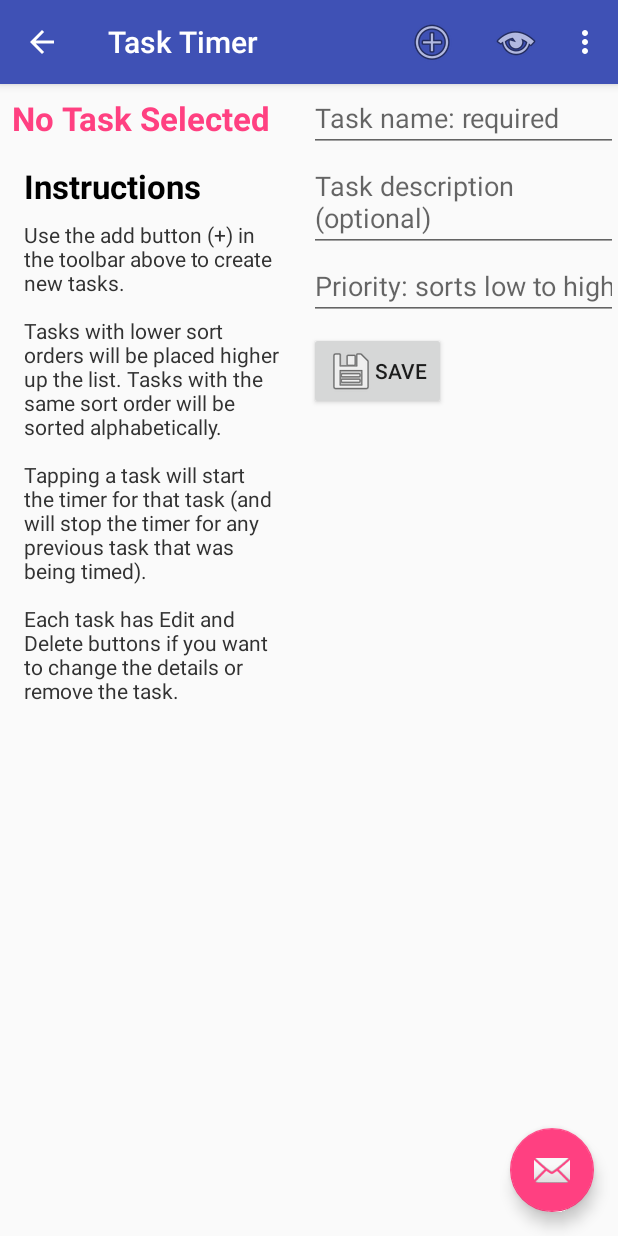
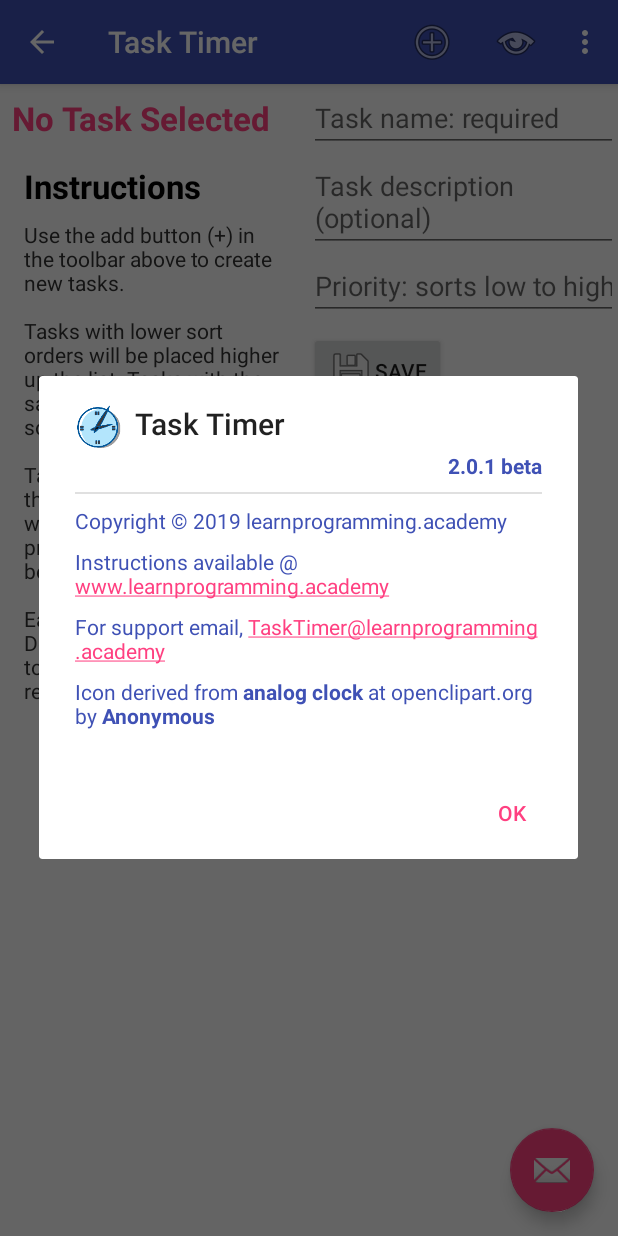
Before and after one commit to Breldan-Muturi/TaskTimer, an Android app: the screen it shows after launch (MainActivity), in the options menu, after a tap on "About TaskTimer", on a phone screen of 412 x 824 dp. Run offline under Robolectric (Android 15) with nearby library versions, the phone set to English and light mode, and no system bars; 2 statements that could not run were skipped.

```diff
--- a/app/build.gradle
+++ b/app/build.gradle
@@ -15,8 +15,8 @@ android {
         applicationId "turi.Kotlin.tasktimer"
         minSdkVersion 17
         targetSdkVersion 29
-        versionCode 1
-        versionName "1.0"
+        versionCode 2
+        versionName "2.0.1 beta"
         testInstrumentationRunner "androidx.test.runner.AndroidJUnitRunner"
     }
     buildTypes {
--- a/app/src/main/java/turi/Kotlin/tasktimer/MainActivity.kt
+++ b/app/src/main/java/turi/Kotlin/tasktimer/MainActivity.kt
@@ -1,12 +1,19 @@
 package turi.Kotlin.tasktimer
 
+import android.annotation.SuppressLint
+import android.content.ActivityNotFoundException
+import android.content.Intent
 import android.content.res.Configuration
+import android.net.Uri
 import android.os.Bundle
 import android.util.Log
 import androidx.appcompat.app.AppCompatActivity
 import android.view.Menu
 import android.view.MenuItem
 import android.view.View
+import android.widget.TextView
+import android.widget.Toast
+import androidx.appcompat.app.AlertDialog
 import androidx.fragment.app.Fragment
 import kotlinx.android.synthetic.main.activity_main.*
 import kotlinx.android.synthetic.main.content_main.*
@@ -20,6 +27,8 @@ class MainActivity : AppCompatActivity(),
     AppDialog.DialogEvents {
     //  Whether the activity is in two pane mode i.e in landscape orientatoin or on a tablet
     private var mTwoPane = false
+    //module scope because we'll need to dismiss it in onStop (e.g when orientation changes) to avoid memory leaks
+    private var aboutDialog: AlertDialog? = null
 
     override fun onCreate(savedInstanceState: Bundle?) {
         Log.d(TAG, "onCreate: starts")
@@ -79,6 +88,7 @@ class MainActivity : AppCompatActivity(),
         when (item.itemId) {
             R.id.menumain_addTask -> taskEditRequest(null)
 //            R.id.menumain_settings -> true
+            R.id.menumain_showAbout -> showAboutDialog()
             android.R.id.home -> {
                 Log.d(TAG, "onOptionsItemSelected: home button pressed")
                 val fragment = findFragmentById(R.id.task_details_container)
@@ -95,6 +105,37 @@ class MainActivity : AppCompatActivity(),
             }
         }
         return super.onOptionsItemSelected(item)
+    }
+
+    @SuppressLint("InflateParams")
+    private fun showAboutDialog() {
+        val messageView = layoutInflater.inflate(R.layout.about, null, false)
+        val  builder = AlertDialog.Builder(this)
+        builder.setTitle(R.string.app_name)
+        builder.setIcon(R.mipmap.ic_launcher)
+        builder.setPositiveButton (R.string.ok){ _, _ ->
+            Log.d(TAG,"onClick: Entering messageView onclick")
+            if (aboutDialog != null && aboutDialog?.isShowing == true) {
+                aboutDialog?.dismiss()
+            }
+        }
+        aboutDialog = builder.setView(messageView).create()
+        aboutDialog?.setCanceledOnTouchOutside(true)
+        val aboutVersion = messageView.findViewById(R.id.about_version) as TextView
+        aboutVersion.text = BuildConfig.VERSION_NAME
+        //Use  nullable type the textView wont appear in API 21 or higher
+        val aboutUrl: TextView? = messageView.findViewById(R.id.about_url)
+        aboutUrl?.setOnClickListener { v ->
+            val intent = Intent(Intent.ACTION_VIEW)
+            val s = (v as TextView).text.toString()
+            intent.data = Uri.parse(s)
+            try {
+                startActivity(intent)
+            } catch (e: ActivityNotFoundException) {
+                Toast.makeText(this@MainActivity, getString(R.string.about_url_error), Toast.LENGTH_LONG).show()
+            }
+        }
+        aboutDialog?.show()
     }
 
     private fun taskEditRequest(task: Task?) {
@@ -169,6 +210,9 @@ class MainActivity : AppCompatActivity(),
     override fun onStop() {
         Log.d(TAG, "onStop: called")
         super.onStop()
+        if(aboutDialog?.isShowing == true) {
+            aboutDialog?.dismiss()
+        }
     }
 
     override fun onDestroy() {
--- /dev/null
+++ b/app/src/main/res/layout-v21/about_web_url.xml
@@ -0,0 +1,10 @@
+<?xml version="1.0" encoding="utf-8"?>
+<TextView xmlns:android="http://schemas.android.com/apk/res/android"
+    android:id="@+id/about_weblink"
+    android:layout_width="match_parent"
+    android:layout_height="match_parent"
+    android:autoLink="web"
+    android:text="@string/about_weblink_v21"
+    android:textColor="@color/colorPrimary">
+
+</TextView>
--- /dev/null
+++ b/app/src/main/res/layout/about.xml
@@ -0,0 +1,58 @@
+<?xml version="1.0" encoding="utf-8"?>
+<LinearLayout xmlns:android="http://schemas.android.com/apk/res/android"
+    xmlns:tools="http://schemas.android.com/tools"
+    android:layout_width="match_parent"
+    android:layout_height="wrap_content"
+    android:layout_gravity="end"
+    android:orientation="vertical"
+    android:paddingStart="?attr/dialogPreferredPadding"
+    android:paddingEnd="?attr/dialogPreferredPadding"
+    android:paddingBottom="?attr/dialogPreferredPadding">
+
+    <TextView
+        android:id="@+id/about_version"
+        android:layout_width="wrap_content"
+        android:layout_height="wrap_content"
+        android:layout_gravity="end"
+        android:textColor="@color/colorPrimary"
+        android:textStyle="bold"
+        tools:text="1.0.0" />
+
+    <View
+        android:id="@+id/divider"
+        android:layout_width="match_parent"
+        android:layout_height="1dp"
+        android:layout_marginTop="8dp"
+        android:background="?android:attr/listDivider" />
+
+    <TextView
+        android:id="@+id/abiut_copyright"
+        android:layout_width="match_parent"
+        android:layout_height="wrap_content"
+        android:layout_marginTop="8dp"
+        android:text="@string/about_copyright"
+        android:textColor="@color/colorPrimary" />
+
+    <include
+        layout="@layout/about_web_url"
+        android:layout_width="match_parent"
+        android:layout_height="wrap_content"
+        android:layout_marginTop="8dp" />
+
+    <TextView
+        android:id="@+id/about_email"
+        android:layout_width="match_parent"
+        android:layout_height="wrap_content"
+        android:layout_marginTop="8dp"
+        android:autoLink="email"
+        android:text="@string/about_email"
+        android:textColor="@color/colorPrimary" />
+
+    <TextView
+        android:id="@+id/textView5"
+        android:layout_width="match_parent"
+        android:layout_height="wrap_content"
+        android:layout_marginTop="8dp"
+        android:text="@string/about_credits"
+        android:textColor="@color/colorPrimary" />
+</LinearLayout>
--- /dev/null
+++ b/app/src/main/res/layout/about_web_url.xml
@@ -0,0 +1,19 @@
+<?xml version="1.0" encoding="utf-8"?>
+<LinearLayout xmlns:android="http://schemas.android.com/apk/res/android"
+    android:orientation="vertical" android:layout_width="match_parent"
+    android:layout_height="wrap_content">
+    <TextView
+        android:id="@+id/about_weblink"
+        android:layout_width="match_parent"
+        android:layout_height="wrap_content"
+        android:layout_marginTop="8dp"
+        android:text="@string/about_weblink"
+        android:textColor="@color/colorPrimary" />
+    <TextView
+        android:id="@+id/about_url"
+        android:layout_width="match_parent"
+        android:layout_height="wrap_content"
+        android:text="@string/about_url"
+        android:textColor="@color/colorAccent" />
+
+</LinearLayout>
--- a/app/src/main/res/values/strings.xml
+++ b/app/src/main/res/values/strings.xml
@@ -23,5 +23,12 @@
     <string name="cancelEditDiag_message">You have unsaved changes do you want to abandon your changes, or keep editing?</string>
     <string name="cancelEditDiag_positive_caption">Abandon Changes</string>
     <string name="cancelEditDiag_negative_caption">Continue editing</string>
+    <string name="about_copyright">Copyright \u00a9 2019 learnprogramming.academy</string>
+    <string name="about_weblink_v21">Instructions available @ www.learnprogramming.academy</string>
+    <string name="about_weblink">Instructions available @ </string>
+    <string name="about_url"><u>"https://www.learnprogramming.academy.com"</u></string>
+    <string name="about_email">For support email, TaskTimer@learnprogramming.academy</string>
+    <string name="about_credits">Icon derived from <b>analog clock</b> at openclipart.org by <b>Anonymous</b></string>
+    <string name="about_url_error">No browser application found cannot visit world-wide web</string>
 
 </resources>
```
